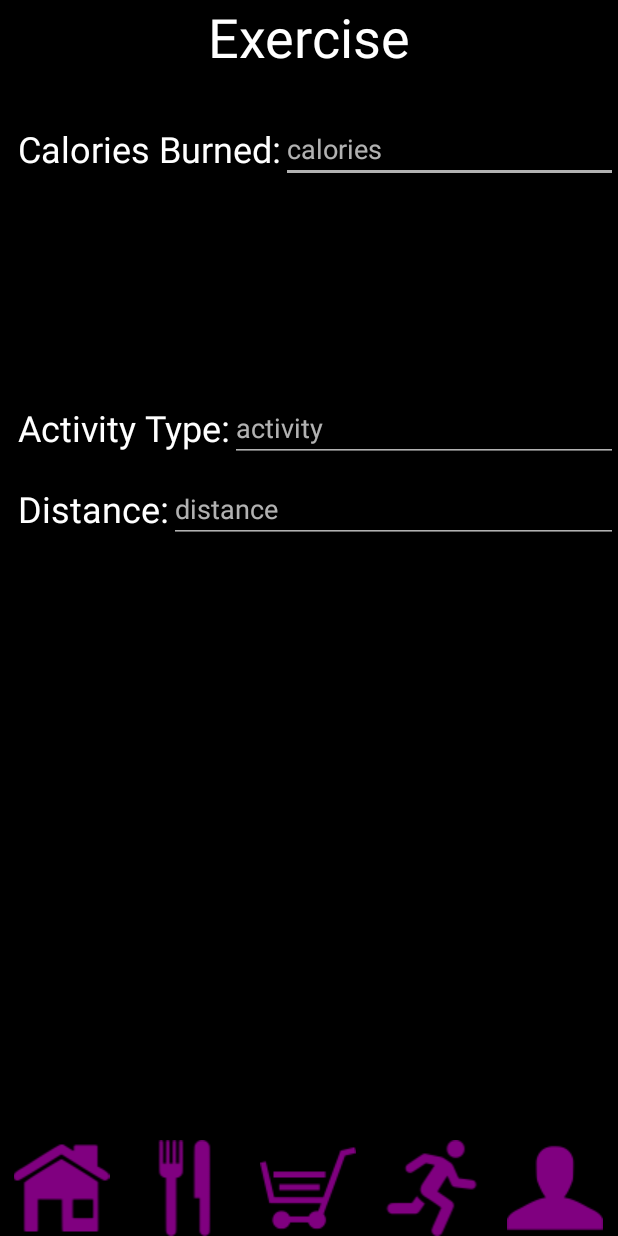
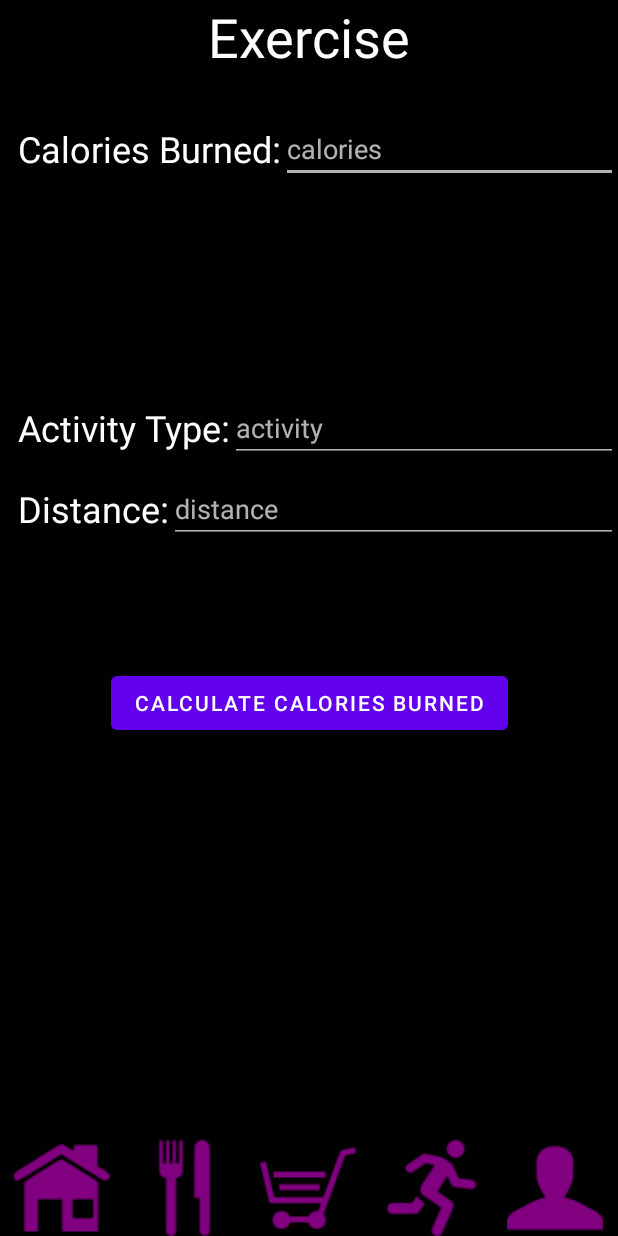
Before and after one commit to tilwe28/FitnessApp, an Android app: the Exercise screen opened directly, with no data from a screen before it, on a phone screen of 412 x 824 dp. Run offline under Robolectric (Android 15) with nearby library versions, the phone set to English and light mode, and no system bars; Roboto replaces fonts that are not available here.

Commit message:
url working

```diff
--- a/app/build.gradle
+++ b/app/build.gradle
@@ -33,8 +33,7 @@ dependencies {
     implementation 'androidx.appcompat:appcompat:1.2.0'
     implementation 'com.google.android.material:material:1.3.0'
     implementation 'androidx.constraintlayout:constraintlayout:2.0.4'
-    implementation 'com.google.android.gms:play-services-fitness:20.0.0'
-    implementation 'com.google.android.gms:play-services-auth:19.0.0'
+    implementation 'com.squareup.okhttp3:okhttp:4.1.0'
     testImplementation 'junit:junit:4.+'
     androidTestImplementation 'androidx.test.ext:junit:1.1.2'
     androidTestImplementation 'androidx.test.espresso:espresso-core:3.3.0'
--- a/app/src/main/java/com/example/fitnessapp/Exercise.java
+++ b/app/src/main/java/com/example/fitnessapp/Exercise.java
@@ -1,13 +1,8 @@
 package com.example.fitnessapp;
 
-import androidx.annotation.NonNull;
-import androidx.annotation.Nullable;
 import androidx.appcompat.app.AppCompatActivity;
-import androidx.core.app.ActivityCompat;
 
-import android.Manifest;
 import android.content.Intent;
-import android.content.pm.PackageManager;
 import android.os.AsyncTask;
 import android.os.Bundle;
 import android.text.Editable;
@@ -16,16 +11,35 @@ import android.util.Log;
 import android.view.View;
 import android.widget.*;
 
+import org.jetbrains.annotations.NotNull;
+
+import java.io.IOException;
+
+import okhttp3.Call;
+import okhttp3.Callback;
+import okhttp3.HttpUrl;
+import okhttp3.MediaType;
+import okhttp3.OkHttpClient;
+import okhttp3.Request;
+import okhttp3.RequestBody;
+import okhttp3.Response;
+
+
 public class Exercise extends AppCompatActivity {
 
     ImageView iv_homeIcon, iv_mealsIcon, iv_diaryIcon, iv_exerciseIcon, iv_infoIcon;
-    TextView tv_heading, tv_manualInput;
-    EditText et_manualInput;
+    TextView tv_heading, tv_manualInput, tv_activity, tv_distance;
+    EditText et_manualInput, et_activity, et_distance;
+    Button b_calculate;
+
+    OkHttpClient client;
 
     @Override
     protected void onCreate(Bundle savedInstanceState) {
         super.onCreate(savedInstanceState);
         setContentView(R.layout.activity_exercise);
+
+        client = new OkHttpClient();
 
         iv_homeIcon = findViewById(R.id.id_navigation_image_homeIcon);
         iv_mealsIcon = findViewById(R.id.id_navigation_image_mealsIcon);
@@ -71,7 +85,12 @@ public class Exercise extends AppCompatActivity {
 
         tv_heading = findViewById(R.id.id_exercise_textView_heading);
         tv_manualInput = findViewById(R.id.id_exercise_textView_manualInput);
+        tv_activity = findViewById(R.id.id_exercise_textView_activity);
+        tv_distance = findViewById(R.id.id_exercise_textView_distance);
+        et_activity = findViewById(R.id.id_exercise_editText_activity);
+        et_distance = findViewById(R.id.id_exercise_editText_distance);
         et_manualInput = findViewById(R.id.id_exercise_editText_manualInput);
+        b_calculate = findViewById(R.id.id_exercise_button_calculate);
 
         et_manualInput.addTextChangedListener(new TextWatcher() {
             @Override
@@ -86,11 +105,57 @@ public class Exercise extends AppCompatActivity {
 
             @Override
             public void afterTextChanged(Editable s) {
+                Log.d("TAG", "Manually added");
                 try {
                     Data.addCaloriesBurned(Integer.parseInt(s.toString()));
                 } catch (Exception e) {
                     e.printStackTrace();
                 }
+            }
+        });
+
+        b_calculate.setOnClickListener(new View.OnClickListener() {
+            @Override
+            public void onClick(View v) {
+                Log.d("TAG", "button onClick");
+                String s = et_distance.getText().toString() + " " + et_activity.getText().toString();
+                Log.d("TAG", "String output:" + s);
+
+                MediaType mediaType = MediaType.parse("application/x-www-form-urlencoded");
+                RequestBody body = RequestBody.create(mediaType, "query="+s+",age="+Data.getAge());
+                Request request = new Request.Builder().url("https://trackapi.nutritionix.com/v2/natural/exercise").method("POST", body)
+                        .addHeader("x-app-id", "9d193603")
+                        .addHeader("x-app-key", "57a96cf27a47dac55b096244599b0cac")
+                        .addHeader("content", "application/json")
+                        .addHeader("Content-Type", "application/x-www-form-urlencoded")
+                        .build();
+
+                client.newCall(request).enqueue(new Callback() {
+                    @Override
+                    public void onFailure(@NotNull Call call, @NotNull IOException e) {
+                        e.printStackTrace();
+                    }
+
+                    @Override
+                    public void onResponse(@NotNull Call call, @NotNull Response response) throws IOException {
+                        Log.d("TAG", "onResponse");
+                        if (!response.isSuccessful()) {
+                            Log.d("TAG", "Unexpected code " + response.toString());
+                            throw new IOException("Unexpected code " + response);
+                        } else Log.d("TAG", "connection failed");
+
+                        Log.d("TAG", "continuing");
+
+                        final String responseData = response.body().string();
+
+                        Exercise.this.runOnUiThread(new Runnable() {
+                            @Override
+                            public void run() {
+                                Log.d("TAG", "Updating textviews:" + responseData);
+                            }
+                        });
+                    }
+                });
             }
         });
 
--- a/app/src/main/res/layout/activity_exercise.xml
+++ b/app/src/main/res/layout/activity_exercise.xml
@@ -119,4 +119,15 @@
         app:layout_constraintStart_toEndOf="@+id/id_exercise_textView_distance"
         app:layout_constraintTop_toTopOf="@+id/id_exercise_textView_distance" />
 
+    <Button
+        android:id="@+id/id_exercise_button_calculate"
+        android:layout_width="wrap_content"
+        android:layout_height="wrap_content"
+        android:text="Calculate calories burned"
+        app:layout_constraintBottom_toTopOf="@+id/navigationView"
+        app:layout_constraintEnd_toEndOf="parent"
+        app:layout_constraintStart_toStartOf="parent"
+        app:layout_constraintTop_toBottomOf="@+id/id_exercise_textView_distance"
+        app:layout_constraintVertical_bias="0.25" />
+
 </androidx.constraintlayout.widget.ConstraintLayout>
```
